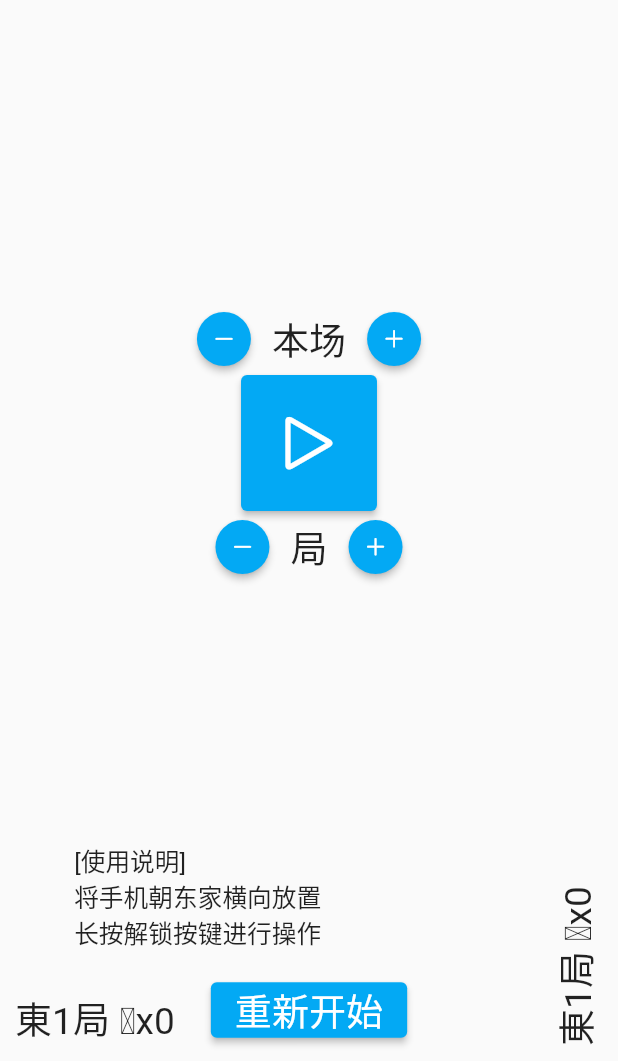
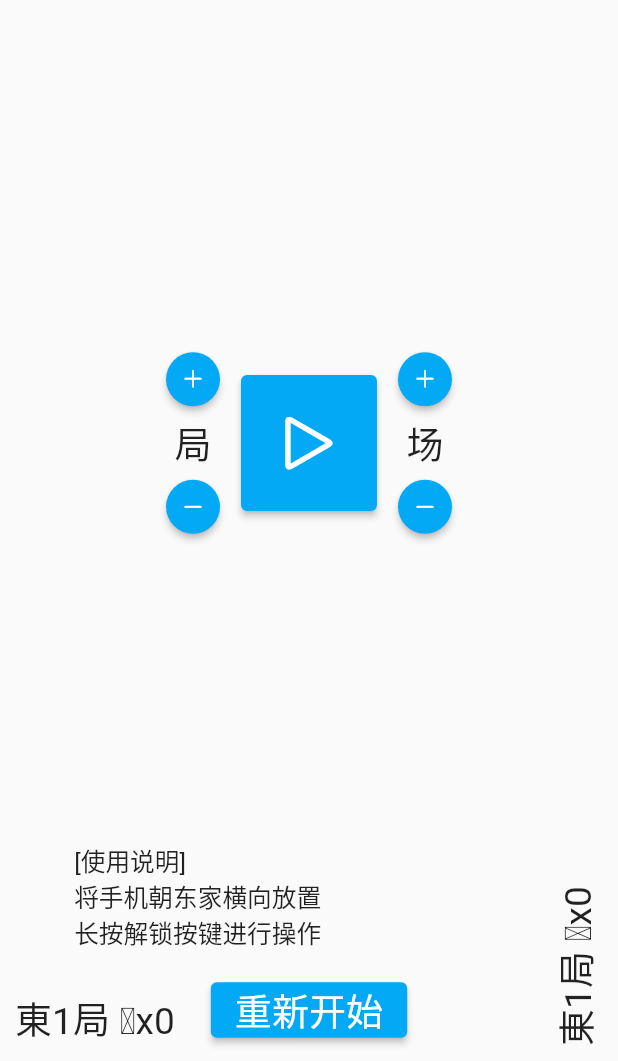
Before and after one commit to Ex-Studio/OfflineMahjongIndicator, a Flutter app: the screen it shows after launch, after a tap on an icon or button, on a phone screen of 412 x 824 dp, the part 175-1236 px from its top. Run offline on Flutter 3.47's test engine with Material 2 defaults, Android fonts, the phone set to English and light mode, and no system bars.

Commit message:
reposition uis

```diff
--- a/lib/_widgets.dart
+++ b/lib/_widgets.dart
@@ -1,4 +1,5 @@
 import 'package:flutter/material.dart';
+import 'package:flutter/cupertino.dart';
 
 enum MyCornerEnum { bottomLeft, bottomRight, topLeft, topRight }
 
@@ -88,3 +89,52 @@ class MyRoundCenterWidget extends StatelessWidget {
     }
   }
 }
+
+class MyVerticleAddMinusWidget extends StatelessWidget {
+  double iconSize;
+  Color buttonColor;
+
+  VoidCallback addCallback;
+  VoidCallback minusCallback;
+  Widget child;
+
+  MyVerticleAddMinusWidget({
+    super.key,
+    this.iconSize = 40.0,
+    this.buttonColor = Colors.lightBlue,
+    required this.addCallback,
+    required this.minusCallback,
+    required this.child,
+  });
+
+  @override
+  Widget build(BuildContext context) {
+    return Column(mainAxisAlignment: MainAxisAlignment.center, children: [
+      ElevatedButton(
+        onPressed: () {
+          debugPrint("pressed add");
+          addCallback();
+        },
+        style: ElevatedButton.styleFrom(
+          shape: CircleBorder(),
+          backgroundColor: buttonColor,
+          foregroundColor: Colors.white,
+        ),
+        child: Icon(CupertinoIcons.add, size: iconSize),
+      ),
+      child,
+      ElevatedButton(
+        onPressed: () {
+          debugPrint("pressed minus");
+          minusCallback();
+        },
+        style: ElevatedButton.styleFrom(
+          shape: CircleBorder(),
+          backgroundColor: buttonColor,
+          foregroundColor: Colors.white,
+        ),
+        child: Icon(CupertinoIcons.minus, size: iconSize),
+      ),
+    ]);
+  }
+}
--- a/lib/main.dart
+++ b/lib/main.dart
@@ -1,6 +1,6 @@
-import 'package:flutter/material.dart';
 import 'package:provider/provider.dart';
 
+import 'package:flutter/material.dart';
 import 'package:flutter/cupertino.dart';
 
 import 'package:playground221107/_extensions.dart';
@@ -194,52 +194,7 @@ class CenterView extends StatelessWidget {
                 ],
               );
             } else {
-              return
-                  // 操作界面最中间按钮上方
-                  Column(
-                      mainAxisAlignment: MainAxisAlignment.center,
-                      children: [
-                    // 本场一行
-                    Row(mainAxisAlignment: MainAxisAlignment.center, children: [
-                      ElevatedButton(
-                        onPressed: () {
-                          model.goPreviousChang();
-                        },
-                        style: ElevatedButton.styleFrom(
-                          shape: CircleBorder(),
-                          backgroundColor: appAccentColor,
-                          foregroundColor: Colors.white,
-                        ),
-                        child: Icon(
-                          CupertinoIcons.minus,
-                          size: MyExtensions.screenLengthShorter(context) *
-                              operationButtonIconSizePercentage,
-                        ),
-                      ),
-                      Text(
-                        "本场",
-                        style: TextStyle(
-                            fontSize:
-                                MyExtensions.screenLengthShorter(context) *
-                                    operationButtonTextSizePercentage),
-                      ),
-                      ElevatedButton(
-                        onPressed: () {
-                          model.goNextChang();
-                        },
-                        style: ElevatedButton.styleFrom(
-                          shape: CircleBorder(),
-                          backgroundColor: appAccentColor,
-                          foregroundColor: Colors.white,
-                        ),
-                        child: Icon(
-                          CupertinoIcons.add,
-                          size: MyExtensions.screenLengthShorter(context) *
-                              operationButtonIconSizePercentage,
-                        ),
-                      ),
-                    ]),
-                  ]);
+              return SizedBox.shrink();
             }
           },
         ),
@@ -262,7 +217,22 @@ class CenterView extends StatelessWidget {
                     ],
                   );
                 } else {
-                  return SizedBox.shrink();
+                  return MyVerticleAddMinusWidget(
+                    iconSize: MyExtensions.screenLengthShorter(context) *
+                        operationButtonIconSizePercentage,
+                    buttonColor: appAccentColor,
+                    child: Text("局",
+                        style: TextStyle(
+                            fontSize:
+                                MyExtensions.screenLengthShorter(context) *
+                                    operationButtonTextSizePercentage)),
+                    addCallback: () {
+                      model.goNextJu();
+                    },
+                    minusCallback: () {
+                      model.goPreviousJu();
+                    },
+                  );
                 }
               },
             ),
@@ -310,7 +280,22 @@ class CenterView extends StatelessWidget {
                     ],
                   );
                 } else {
-                  return SizedBox.shrink();
+                  return MyVerticleAddMinusWidget(
+                    iconSize: MyExtensions.screenLengthShorter(context) *
+                        operationButtonIconSizePercentage,
+                    buttonColor: appAccentColor,
+                    child: Text("场",
+                        style: TextStyle(
+                            fontSize:
+                                MyExtensions.screenLengthShorter(context) *
+                                    operationButtonTextSizePercentage)),
+                    addCallback: () {
+                      model.goNextChang();
+                    },
+                    minusCallback: () {
+                      model.goPreviousChang();
+                    },
+                  );
                 }
               },
             ),
@@ -332,52 +317,7 @@ class CenterView extends StatelessWidget {
                 ],
               );
             } else {
-              return
-                  // 操作界面最中间按钮下方
-                  Column(
-                      mainAxisAlignment: MainAxisAlignment.center,
-                      children: [
-                    // 局一行
-                    Row(mainAxisAlignment: MainAxisAlignment.center, children: [
-                      ElevatedButton(
-                        onPressed: () {
-                          model.goPreviousJu();
-                        },
-                        style: ElevatedButton.styleFrom(
-                          shape: CircleBorder(),
-                          backgroundColor: appAccentColor,
-                          foregroundColor: Colors.white,
-                        ),
-                        child: Icon(
-                          CupertinoIcons.minus,
-                          size: MyExtensions.screenLengthShorter(context) *
-                              operationButtonIconSizePercentage,
-                        ),
-                      ),
-                      Text(
-                        "局",
-                        style: TextStyle(
-                            fontSize:
-                                MyExtensions.screenLengthShorter(context) *
-                                    operationButtonTextSizePercentage),
-                      ),
-                      ElevatedButton(
-                        onPressed: () {
-                          model.goNextJu();
-                        },
-                        style: ElevatedButton.styleFrom(
-                          shape: CircleBorder(),
-                          backgroundColor: appAccentColor,
-                          foregroundColor: Colors.white,
-                        ),
-                        child: Icon(
-                          CupertinoIcons.add,
-                          size: MyExtensions.screenLengthShorter(context) *
-                              operationButtonIconSizePercentage,
-                        ),
-                      ),
-                    ]),
-                  ]);
+              return SizedBox.shrink();
             }
           },
         ),
```
